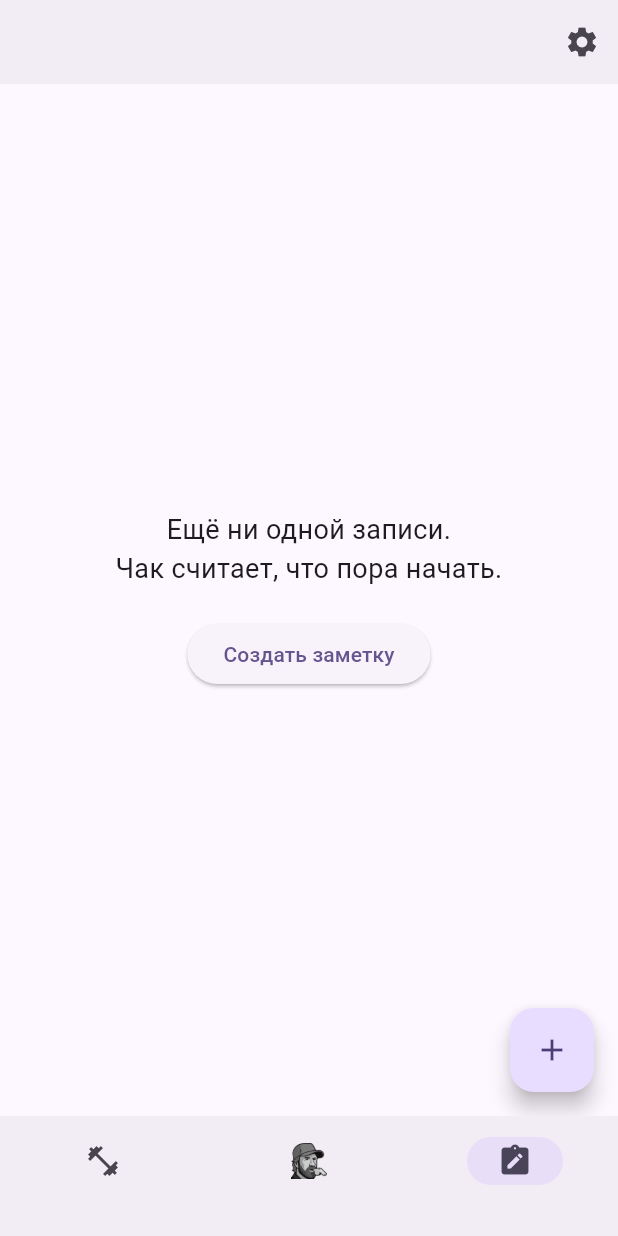
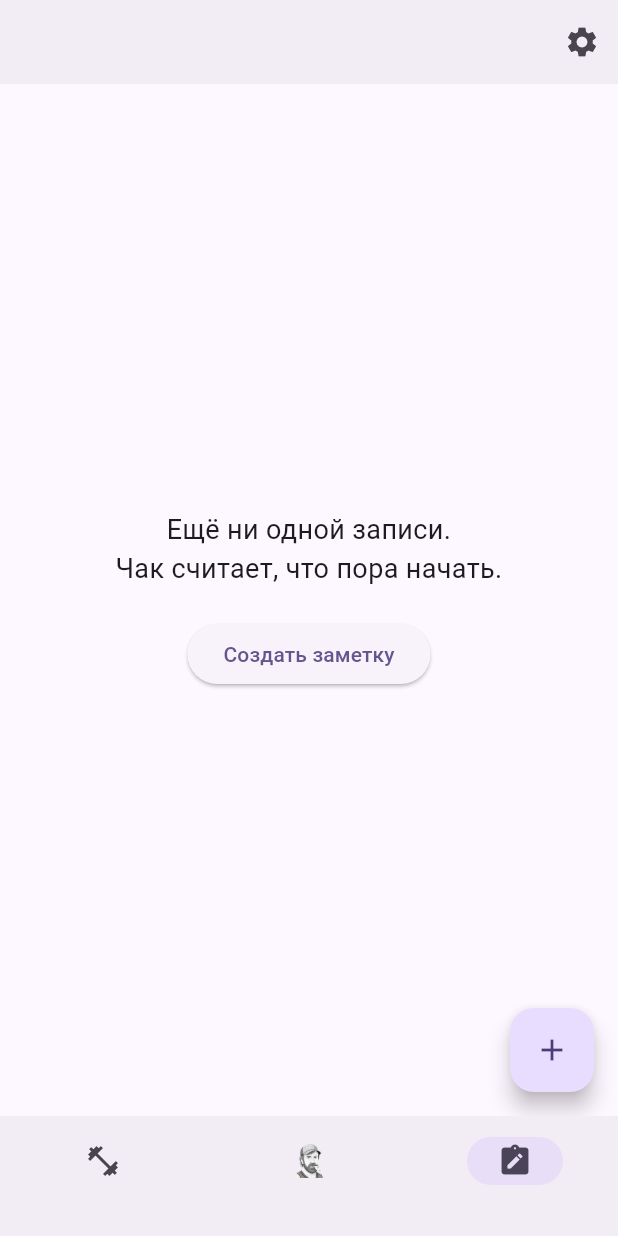
Before and after one commit to marketconnect/chuck_normis_app, a Flutter app: the screen it shows after launch, item 3 of the bottom bar chosen, on a phone screen of 412 x 824 dp. Run offline on Flutter 3.47's test engine with Material 3 defaults, Android fonts, the phone set to English and light mode, and no system bars; drawn by our look-alikes of dynamic_color; our stand-ins replace audioplayers, image_picker, shared_preferences, sqflite; missing offline and left inert: vosk_flutter; accounts and stored records are empty.

Commit message:
replaced chuck bottom nav

```diff
--- a/lib/presentation/agent_entry.dart
+++ b/lib/presentation/agent_entry.dart
@@ -128,10 +128,7 @@ class _AgentEntryViewState extends State<AgentEntryView> {
         Expanded(
           child: TextField(
             controller: _textController,
-            decoration: InputDecoration(
-              labelText: 'Позвать Чака',
-              // prefixIcon: Image.asset('assets/icon/icon_nav.webp', width: 24, height: 24),
-            ),
+            decoration: InputDecoration(labelText: 'Позвать Чака'),
             onSubmitted: (_) => _sendMessage(notifier),
           ),
         ),
--- a/lib/presentation/workouts_screen.dart
+++ b/lib/presentation/workouts_screen.dart
@@ -168,12 +168,12 @@ class _WorkoutsScreenState extends State<WorkoutsScreen> {
           ),
           NavigationDestination(
             icon: Image.asset(
-              'assets/icon/icon_nav.webp',
+              'assets/icon/icon_nav-1.webp',
               width: 24,
               height: 24,
             ),
             selectedIcon: Image.asset(
-              'assets/icon/icon_nav.webp',
+              'assets/icon/icon_nav-1.webp',
               width: 24,
               height: 24,
             ),
--- a/pubspec.yaml
+++ b/pubspec.yaml
@@ -53,7 +53,7 @@ flutter:
     - assets/sounds/door-knock-solid-door.mp3
     - assets/sounds/short-ringing-notification-sound.mp3
     - assets/models/
-    - assets/icon/icon_nav.webp
+    - assets/icon/icon_nav-1.webp
 
 flutter_launcher_icons:
   android: true
```
Also changed, not shown: assets/icon/icon_nav-1.webp (added), assets/icon/icon_nav-2.webp (added), assets/images/4-128.png (added), assets/images/4.png (added), assets/images/5.png (added).
